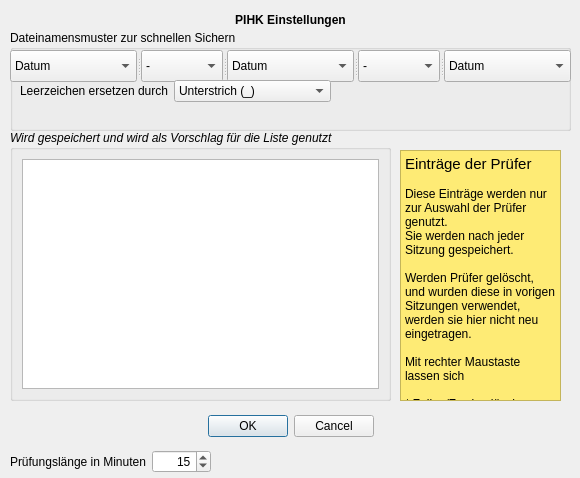
Before: the Qt Designer form preferences.ui in effzett/pihk, drawn with Qt 5.
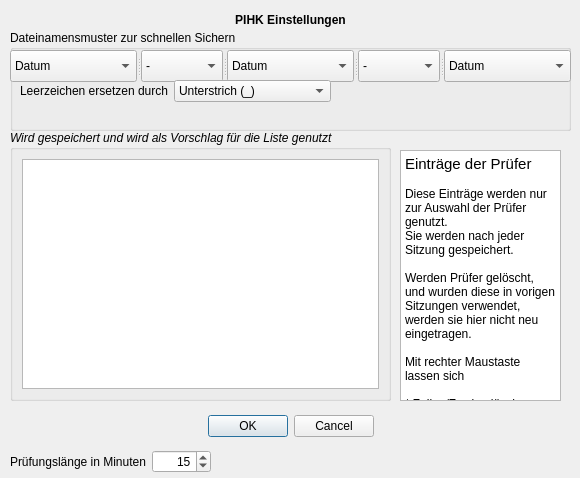
After: the same form once the commit is applied.

Commit message: Farbe angepasst

Diff of the .ui file:
```diff
--- a/preferences.ui
+++ b/preferences.ui
@@ -352,7 +352,7 @@
     <bool>true</bool>
    </property>
    <property name="styleSheet">
-    <string notr="true">background-color: rgb(254, 235, 117);</string>
+    <string notr="true"/>
    </property>
    <property name="verticalScrollBarPolicy">
     <enum>Qt::ScrollBarAlwaysOff</enum>
@@ -361,23 +361,23 @@
     <string>&lt;!DOCTYPE HTML PUBLIC &quot;-//W3C//DTD HTML 4.0//EN&quot; &quot;http://www.w3.org/TR/REC-html40/strict.dtd&quot;&gt;
 &lt;html&gt;&lt;head&gt;&lt;meta name=&quot;qrichtext&quot; content=&quot;1&quot; /&gt;&lt;style type=&quot;text/css&quot;&gt;
 p, li { white-space: pre-wrap; }
-&lt;/style&gt;&lt;/head&gt;&lt;body style=&quot; font-family:'.SF NS Text'; font-size:9pt; font-weight:400; font-style:normal;&quot;&gt;
-&lt;p style=&quot; margin-top:0px; margin-bottom:0px; margin-left:0px; margin-right:0px; -qt-block-indent:0; text-indent:0px;&quot;&gt;&lt;span style=&quot; font-size:11pt;&quot;&gt;Einträge der Prüfer&lt;/span&gt;&lt;/p&gt;
-&lt;p style=&quot;-qt-paragraph-type:empty; margin-top:0px; margin-bottom:0px; margin-left:0px; margin-right:0px; -qt-block-indent:0; text-indent:0px;&quot;&gt;&lt;br /&gt;&lt;/p&gt;
-&lt;p style=&quot; margin-top:0px; margin-bottom:0px; margin-left:0px; margin-right:0px; -qt-block-indent:0; text-indent:0px;&quot;&gt;Diese Einträge werden nur zur Auswahl der Prüfer genutzt.&lt;/p&gt;
-&lt;p style=&quot; margin-top:0px; margin-bottom:0px; margin-left:0px; margin-right:0px; -qt-block-indent:0; text-indent:0px;&quot;&gt;Sie werden nach jeder Sitzung gespeichert.&lt;/p&gt;
-&lt;p style=&quot;-qt-paragraph-type:empty; margin-top:0px; margin-bottom:0px; margin-left:0px; margin-right:0px; -qt-block-indent:0; text-indent:0px;&quot;&gt;&lt;br /&gt;&lt;/p&gt;
-&lt;p style=&quot; margin-top:0px; margin-bottom:0px; margin-left:0px; margin-right:0px; -qt-block-indent:0; text-indent:0px;&quot;&gt;Werden Prüfer gelöscht, und wurden diese in vorigen Sitzungen verwendet, werden sie hier nicht neu eingetragen.&lt;/p&gt;
-&lt;p style=&quot;-qt-paragraph-type:empty; margin-top:0px; margin-bottom:0px; margin-left:0px; margin-right:0px; -qt-block-indent:0; text-indent:0px;&quot;&gt;&lt;br /&gt;&lt;/p&gt;
-&lt;p style=&quot; margin-top:0px; margin-bottom:0px; margin-left:0px; margin-right:0px; -qt-block-indent:0; text-indent:0px;&quot;&gt;Mit rechter Maustaste lassen sich &lt;/p&gt;
-&lt;p style=&quot;-qt-paragraph-type:empty; margin-top:0px; margin-bottom:0px; margin-left:0px; margin-right:0px; -qt-block-indent:0; text-indent:0px;&quot;&gt;&lt;br /&gt;&lt;/p&gt;
-&lt;p style=&quot; margin-top:0px; margin-bottom:0px; margin-left:0px; margin-right:0px; -qt-block-indent:0; text-indent:0px;&quot;&gt;* Zeilen/Zweige löschen&lt;/p&gt;
-&lt;p style=&quot; margin-top:0px; margin-bottom:0px; margin-left:0px; margin-right:0px; -qt-block-indent:0; text-indent:0px;&quot;&gt;* Zeilen hinzufügen&lt;/p&gt;
-&lt;p style=&quot; margin-top:0px; margin-bottom:0px; margin-left:0px; margin-right:0px; -qt-block-indent:0; text-indent:0px;&quot;&gt;* Untereinträge hinzufügen.&lt;/p&gt;
-&lt;p style=&quot;-qt-paragraph-type:empty; margin-top:0px; margin-bottom:0px; margin-left:0px; margin-right:0px; -qt-block-indent:0; text-indent:0px;&quot;&gt;&lt;br /&gt;&lt;/p&gt;
-&lt;p style=&quot; margin-top:0px; margin-bottom:0px; margin-left:0px; margin-right:0px; -qt-block-indent:0; text-indent:0px;&quot;&gt;Fachrichtung&lt;/p&gt;
-&lt;p style=&quot; margin-top:0px; margin-bottom:0px; margin-left:0px; margin-right:0px; -qt-block-indent:0; text-indent:0px;&quot;&gt;  -&amp;gt; Prüfungsausschuss&lt;/p&gt;
-&lt;p style=&quot; margin-top:0px; margin-bottom:0px; margin-left:0px; margin-right:0px; -qt-block-indent:0; text-indent:0px;&quot;&gt;      -&amp;gt; Prüfer&lt;/p&gt;&lt;/body&gt;&lt;/html&gt;</string>
+&lt;/style&gt;&lt;/head&gt;&lt;body style=&quot; font-family:'.AppleSystemUIFont'; font-size:9pt; font-weight:400; font-style:normal;&quot;&gt;
+&lt;p style=&quot; margin-top:0px; margin-bottom:0px; margin-left:0px; margin-right:0px; -qt-block-indent:0; text-indent:0px;&quot;&gt;&lt;span style=&quot; font-family:'.SF NS Text'; font-size:11pt;&quot;&gt;Einträge der Prüfer&lt;/span&gt;&lt;/p&gt;
+&lt;p style=&quot;-qt-paragraph-type:empty; margin-top:0px; margin-bottom:0px; margin-left:0px; margin-right:0px; -qt-block-indent:0; text-indent:0px; font-family:'.SF NS Text';&quot;&gt;&lt;br /&gt;&lt;/p&gt;
+&lt;p style=&quot; margin-top:0px; margin-bottom:0px; margin-left:0px; margin-right:0px; -qt-block-indent:0; text-indent:0px;&quot;&gt;&lt;span style=&quot; font-family:'.SF NS Text';&quot;&gt;Diese Einträge werden nur zur Auswahl der Prüfer genutzt.&lt;/span&gt;&lt;/p&gt;
+&lt;p style=&quot; margin-top:0px; margin-bottom:0px; margin-left:0px; margin-right:0px; -qt-block-indent:0; text-indent:0px;&quot;&gt;&lt;span style=&quot; font-family:'.SF NS Text';&quot;&gt;Sie werden nach jeder Sitzung gespeichert.&lt;/span&gt;&lt;/p&gt;
+&lt;p style=&quot;-qt-paragraph-type:empty; margin-top:0px; margin-bottom:0px; margin-left:0px; margin-right:0px; -qt-block-indent:0; text-indent:0px; font-family:'.SF NS Text';&quot;&gt;&lt;br /&gt;&lt;/p&gt;
+&lt;p style=&quot; margin-top:0px; margin-bottom:0px; margin-left:0px; margin-right:0px; -qt-block-indent:0; text-indent:0px;&quot;&gt;&lt;span style=&quot; font-family:'.SF NS Text';&quot;&gt;Werden Prüfer gelöscht, und wurden diese in vorigen Sitzungen verwendet, werden sie hier nicht neu eingetragen.&lt;/span&gt;&lt;/p&gt;
+&lt;p style=&quot;-qt-paragraph-type:empty; margin-top:0px; margin-bottom:0px; margin-left:0px; margin-right:0px; -qt-block-indent:0; text-indent:0px; font-family:'.SF NS Text';&quot;&gt;&lt;br /&gt;&lt;/p&gt;
+&lt;p style=&quot; margin-top:0px; margin-bottom:0px; margin-left:0px; margin-right:0px; -qt-block-indent:0; text-indent:0px;&quot;&gt;&lt;span style=&quot; font-family:'.SF NS Text';&quot;&gt;Mit rechter Maustaste lassen sich &lt;/span&gt;&lt;/p&gt;
+&lt;p style=&quot;-qt-paragraph-type:empty; margin-top:0px; margin-bottom:0px; margin-left:0px; margin-right:0px; -qt-block-indent:0; text-indent:0px; font-family:'.SF NS Text';&quot;&gt;&lt;br /&gt;&lt;/p&gt;
+&lt;p style=&quot; margin-top:0px; margin-bottom:0px; margin-left:0px; margin-right:0px; -qt-block-indent:0; text-indent:0px;&quot;&gt;&lt;span style=&quot; font-family:'.SF NS Text';&quot;&gt;* Zeilen/Zweige löschen&lt;/span&gt;&lt;/p&gt;
+&lt;p style=&quot; margin-top:0px; margin-bottom:0px; margin-left:0px; margin-right:0px; -qt-block-indent:0; text-indent:0px;&quot;&gt;&lt;span style=&quot; font-family:'.SF NS Text';&quot;&gt;* Zeilen hinzufügen&lt;/span&gt;&lt;/p&gt;
+&lt;p style=&quot; margin-top:0px; margin-bottom:0px; margin-left:0px; margin-right:0px; -qt-block-indent:0; text-indent:0px;&quot;&gt;&lt;span style=&quot; font-family:'.SF NS Text';&quot;&gt;* Untereinträge hinzufügen.&lt;/span&gt;&lt;/p&gt;
+&lt;p style=&quot;-qt-paragraph-type:empty; margin-top:0px; margin-bottom:0px; margin-left:0px; margin-right:0px; -qt-block-indent:0; text-indent:0px; font-family:'.SF NS Text';&quot;&gt;&lt;br /&gt;&lt;/p&gt;
+&lt;p style=&quot; margin-top:0px; margin-bottom:0px; margin-left:0px; margin-right:0px; -qt-block-indent:0; text-indent:0px;&quot;&gt;&lt;span style=&quot; font-family:'.SF NS Text';&quot;&gt;Fachrichtung&lt;/span&gt;&lt;/p&gt;
+&lt;p style=&quot; margin-top:0px; margin-bottom:0px; margin-left:0px; margin-right:0px; -qt-block-indent:0; text-indent:0px;&quot;&gt;&lt;span style=&quot; font-family:'.SF NS Text';&quot;&gt;  -&amp;gt; Prüfungsausschuss&lt;/span&gt;&lt;/p&gt;
+&lt;p style=&quot; margin-top:0px; margin-bottom:0px; margin-left:0px; margin-right:0px; -qt-block-indent:0; text-indent:0px;&quot;&gt;&lt;span style=&quot; font-family:'.SF NS Text';&quot;&gt;      -&amp;gt; Prüfer&lt;/span&gt;&lt;/p&gt;&lt;/body&gt;&lt;/html&gt;</string>
    </property>
   </widget>
   <action name="actionDelete">
```
